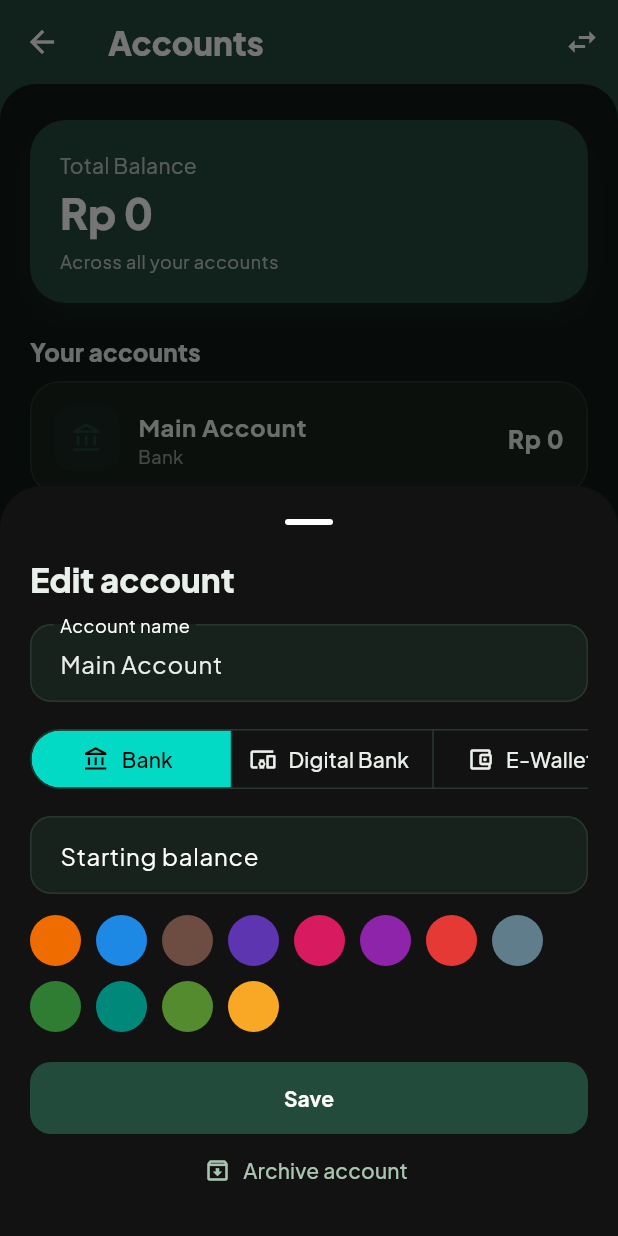
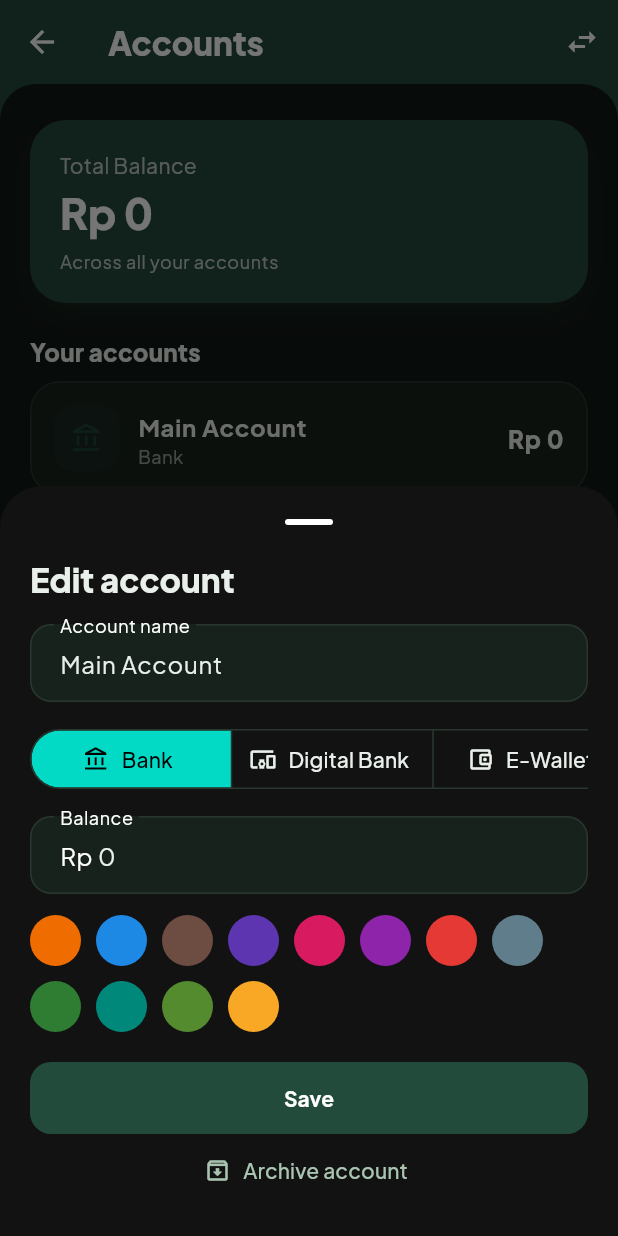
Before and after one commit to hyenavia/wall-o-pay, a Flutter app: the AccountsPage screen opened directly, after a tap on "Main Account", on a phone screen of 412 x 824 dp. Run offline on Flutter 3.47's test engine with Material 3 defaults, Android fonts, the phone set to English and light mode, and no system bars; our stand-ins replace cloud_firestore, connectivity_plus, drift, drift_flutter, firebase_auth, firebase_core and 9 more; missing offline and left inert: file_selector; accounts and stored records are empty; generated files the repository leaves out were written again.

Commit message:
fix: calculate total balance strictly from active accounts and streamline balance input (v1.9.2)

```diff
--- a/lib/core/l10n.dart
+++ b/lib/core/l10n.dart
@@ -96,6 +96,7 @@ const Map<String, String> _id = {
   'Please enter an account name': 'Silakan masukkan nama akun',
   'Account Type': 'Jenis Akun',
   'Starting balance': 'Saldo awal',
+  'Balance': 'Saldo',
   'Save Changes': 'Simpan Perubahan',
   'Archive account': 'Arsipkan akun',
   'Archive {name}?': 'Arsipkan {name}?',
--- a/lib/data/providers.dart
+++ b/lib/data/providers.dart
@@ -194,25 +194,30 @@ final walletBalancesProvider = Provider<Map<String, int>>((ref) {
     for (final w in wallets) w.id: w.initialBalance,
   };
 
+  final activeIds = balances.keys.toSet();
+
   for (final t in txs) {
-    final walletId = t.walletId ?? 'wallet-main';
+    final walletId = t.walletId;
+    if (walletId != null && activeIds.contains(walletId)) {
       if (t.type == TxType.income) {
         balances[walletId] = (balances[walletId] ?? 0) + t.amount;
       } else if (t.type == TxType.expense) {
         balances[walletId] = (balances[walletId] ?? 0) - t.amount;
       } else if (t.type == TxType.transfer) {
         balances[walletId] = (balances[walletId] ?? 0) - t.amount;
-      if (t.toWalletId != null) {
+      }
+    }
+    if (t.type == TxType.transfer && t.toWalletId != null && activeIds.contains(t.toWalletId!)) {
       balances[t.toWalletId!] = (balances[t.toWalletId!] ?? 0) + t.amount;
-      }
     }
   }
 
   return balances;
 });
 
-/// Total saldo dari seluruh dompet/rekening yang dimiliki.
+/// Total saldo dari seluruh dompet/rekening aktif yang terdaftar di Your Accounts.
 final totalCurrentBalanceProvider = Provider<int>((ref) {
+  final wallets = ref.watch(walletsProvider).value ?? const [];
   final balances = ref.watch(walletBalancesProvider);
-  return balances.values.fold<int>(0, (sum, val) => sum + val);
+  return wallets.fold<int>(0, (sum, w) => sum + (balances[w.id] ?? 0));
 });
--- a/lib/data/update_checker.dart
+++ b/lib/data/update_checker.dart
@@ -45,7 +45,7 @@ final availableUpdateProvider =
 
 class UpdateCheckerService {
   /// Versi aplikasi saat ini. Selalu disinkronkan dengan pubspec.yaml.
-  static const currentVersion = '1.9.1';
+  static const currentVersion = '1.9.2';
 
   static const MethodChannel _channel = MethodChannel(
     'com.example.wall_o_pay/notifications',
--- a/lib/features/accounts/accounts_page.dart
+++ b/lib/features/accounts/accounts_page.dart
@@ -322,7 +322,12 @@ class _AccountFormState extends ConsumerState<AccountForm> {
     super.initState();
     final w = widget.wallet;
     _name = TextEditingController(text: w == null ? '' : w.name);
-    _balance = TextEditingController(text: formatThousands(w?.initialBalance ?? 0));
+    final currentBal = w != null
+        ? (ref.read(walletBalancesProvider)[w.id] ?? w.initialBalance)
+        : 0;
+    _balance = TextEditingController(
+      text: currentBal > 0 ? formatThousands(currentBal) : (w == null ? '' : '0'),
+    );
     _type = w?.type ?? 'bank';
     _color = w?.colorValue ?? categoryColors[1];
   }
@@ -356,12 +361,15 @@ class _AccountFormState extends ConsumerState<AccountForm> {
                 : 'account_balance',
       );
     } else {
+      final currentBal = ref.read(walletBalancesProvider)[w.id] ?? w.initialBalance;
+      final netTx = currentBal - w.initialBalance;
+      final newInitial = balance - netTx;
       await db.updateWallet(
         w.id,
         name: name,
         type: _type,
         colorValue: _color,
-        initialBalance: balance,
+        initialBalance: newInitial,
         icon: w.icon,
       );
     }
@@ -440,7 +448,7 @@ class _AccountFormState extends ConsumerState<AccountForm> {
               inputFormatters: amountFormatters(),
               decoration: appInput(
                 context,
-                label: context.tr('Starting balance'),
+                label: context.tr('Balance'),
                 prefixText: 'Rp ',
               ),
             ),
--- a/pubspec.yaml
+++ b/pubspec.yaml
@@ -16,7 +16,7 @@ publish_to: 'none' # Remove this line if you wish to publish to pub.dev
 # https://developer.apple.com/library/archive/documentation/General/Reference/InfoPlistKeyReference/Articles/CoreFoundationKeys.html
 # In Windows, build-name is used as the major, minor, and patch parts
 # of the product and file versions while build-number is used as the build suffix.
-version: 1.9.1+33
+version: 1.9.2+34
 
 environment:
   sdk: ^3.13.7
```
Also changed, not shown: lib/features/settings/app_changelog.dart (+19 -1 lines), lib/features/transactions/transaction_form.dart (+11 -7 lines), 5 other files. Lines whose indentation alone changed are shown as unchanged.
